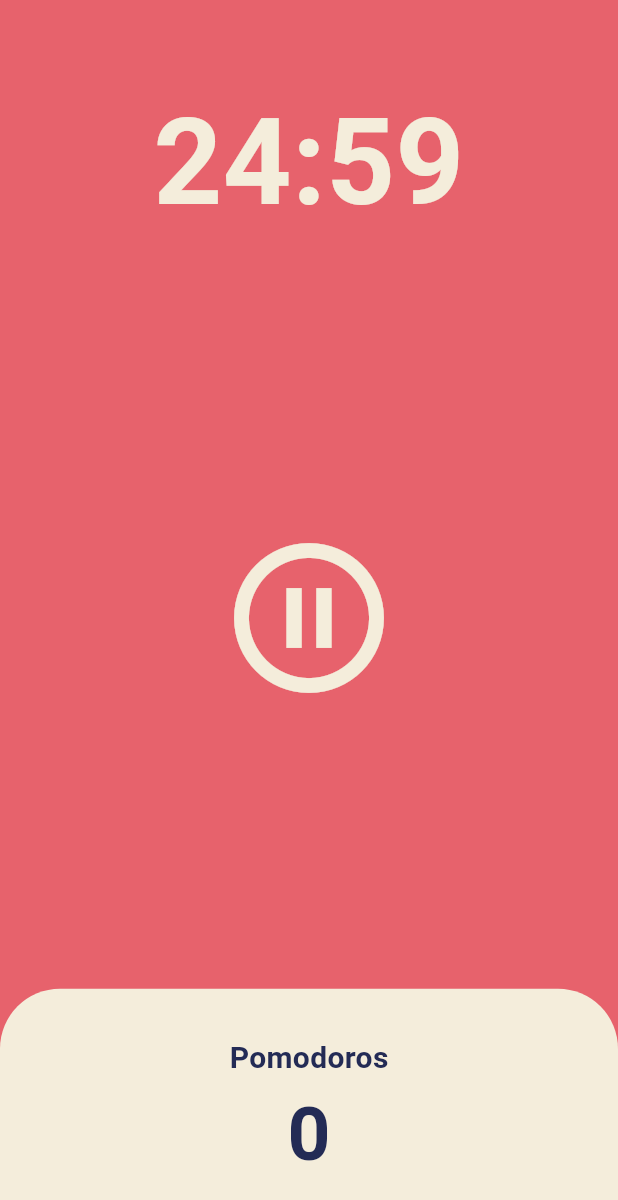
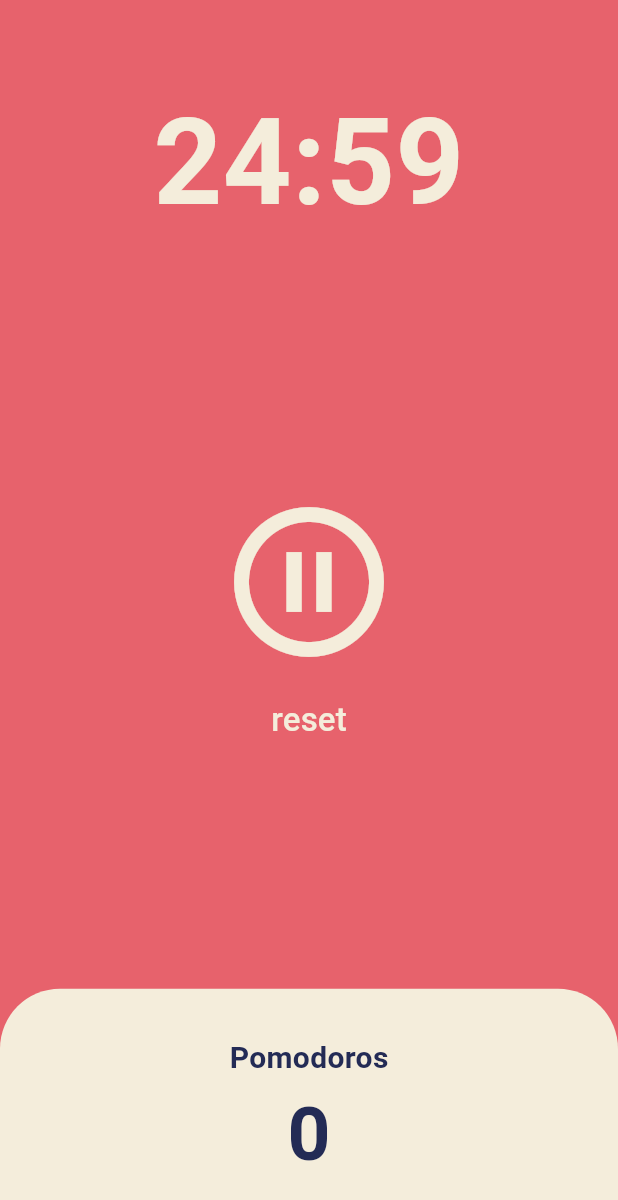
Before and after one commit to heereal/Pomodoro, a Flutter app: the screen it shows after launch, after a tap on the "play circle outline" icon, on a phone screen of 412 x 824 dp. Shown: the top 1200 px of the screen. Run offline on Flutter 3.47's test engine with Material 3 defaults, Android fonts, the phone set to English and light mode, and no system bars.

Commit message:
feat: reset 버튼 추가

```diff
--- a/lib/main.dart
+++ b/lib/main.dart
@@ -12,6 +12,7 @@ class MyApp extends StatelessWidget {
   @override
   Widget build(BuildContext context) {
     return MaterialApp(
+      debugShowCheckedModeBanner: false,
       theme: ThemeData(
         colorScheme: ColorScheme.fromSwatch(
           backgroundColor: const Color(0xFFE7626C),
--- a/lib/screens/home_screen.dart
+++ b/lib/screens/home_screen.dart
@@ -15,6 +15,7 @@ class _HomeScreenState extends State<HomeScreen> {
   int totalPomodoros = 0;
   late Timer timer;
 
+  // 타이머 작동 중 1초마다 실행됨
   void onTick(Timer timer) {
     // 0초가 되면 시간 초기화
     if (totalSeconds == 0) {
@@ -31,6 +32,7 @@ class _HomeScreenState extends State<HomeScreen> {
     }
   }
 
+  // 시작 버튼 클릭 시 작동
   void onStartPressed() {
     timer = Timer.periodic(
       const Duration(seconds: 1), // 1초마다 onTick 함수 실행
@@ -41,9 +43,19 @@ class _HomeScreenState extends State<HomeScreen> {
     });
   }
 
+  // 일시정지 버튼 클릭 시 작동
   void onPausePressed() {
     timer.cancel();
     setState(() {
+      isRunning = false;
+    });
+  }
+
+  // 리셋 버튼 클릭 시 작동
+  void onResetPressed() {
+    timer.cancel();
+    setState(() {
+      totalSeconds = twentyFiveMinutes;
       isRunning = false;
     });
   }
@@ -77,13 +89,28 @@ class _HomeScreenState extends State<HomeScreen> {
           Flexible(
             flex: 3,
             child: Center(
-              child: IconButton(
+              child: Column(
+                mainAxisAlignment: MainAxisAlignment.center,
+                children: [
+                  IconButton(
                     onPressed: isRunning ? onPausePressed : onStartPressed,
                     icon: Icon(isRunning
                         ? Icons.pause_circle_outline
                         : Icons.play_circle_outline),
                     iconSize: 120,
                     color: Theme.of(context).cardColor,
+                  ),
+                  TextButton(
+                    onPressed: onResetPressed,
+                    child: Text(
+                      totalSeconds == twentyFiveMinutes ? '' : 'reset',
+                      style: TextStyle(
+                        color: Theme.of(context).cardColor,
+                        fontSize: 22,
+                      ),
+                    ),
+                  ),
+                ],
               ),
             ),
           ),
```
Lines whose indentation alone changed are shown as unchanged.
